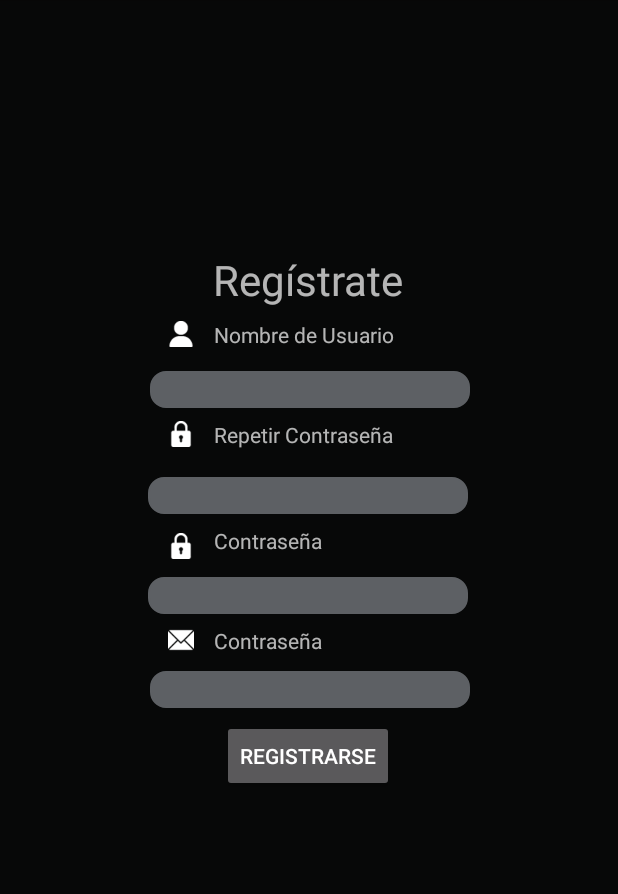
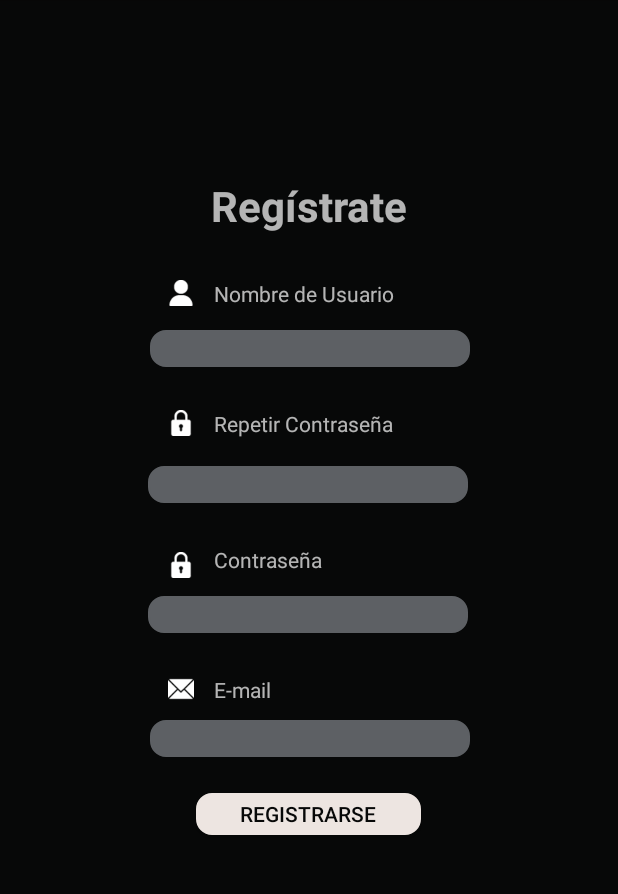
Before and after one commit to Salasian/MovilesCinema, an Android app: the RegistrarseActivity screen opened directly, with no data from a screen before it, on a phone screen of 412 x 824 dp, the part 84-978 px from its top. Run offline under Robolectric (Android 15) with nearby library versions, the phone set to English and light mode, and no system bars; Roboto replaces fonts that are not available here.

Commit message:
Created new drawable, made final adjustments to inicioSesion

```diff
--- /dev/null
+++ b/cinema/app/src/main/res/drawable/roundedbuttonwhite.xml
@@ -0,0 +1,17 @@
+<?xml version="1.0" encoding="utf-8"?>
+<selector xmlns:android="http://schemas.android.com/apk/res/android">
+    <item android:state_enabled="true" android:state_focused="true">
+        <shape android:shape="rectangle">
+            <solid android:color="@color/almostwhite"/>
+            <corners android:radius="10dp"/>
+            <stroke android:color="@color/almostwhite" android:width="1dp"/>
+        </shape>
+    </item>
+    <item android:state_enabled="true">
+        <shape android:shape="rectangle">
+            <solid android:color="@color/almostwhite"/>
+            <corners android:radius="10dp"/>
+            <stroke android:color="@color/almostwhite" android:width="1dp"/>
+        </shape>
+    </item>
+</selector>
--- a/cinema/app/src/main/res/layout/activity_registrarse.xml
+++ b/cinema/app/src/main/res/layout/activity_registrarse.xml
@@ -11,18 +11,19 @@
         android:id="@+id/textView8"
         android:layout_width="wrap_content"
         android:layout_height="wrap_content"
-        android:layout_marginTop="20dp"
+        android:layout_marginTop="8dp"
+        android:textAllCaps="false"
         android:text="Regístrate"
         android:textSize="28sp"
+        android:textStyle="bold"
         app:layout_constraintEnd_toEndOf="parent"
-        app:layout_constraintHorizontal_bias="0.498"
         app:layout_constraintStart_toStartOf="parent"
         app:layout_constraintTop_toBottomOf="@+id/imageView9" />
 
     <ImageView
         android:id="@+id/imageView9"
         android:layout_width="wrap_content"
-        android:layout_height="147dp"
+        android:layout_height="110dp"
         tools:layout_editor_absoluteX="0dp"
         tools:layout_editor_absoluteY="0dp"
         tools:srcCompat="@tools:sample/backgrounds/scenic" />
@@ -71,7 +72,7 @@
         android:id="@+id/textView9"
         android:layout_width="127dp"
         android:layout_height="26dp"
-        android:layout_marginTop="8dp"
+        android:layout_marginTop="30dp"
         android:text="Nombre de Usuario"
         app:layout_constraintEnd_toEndOf="parent"
         app:layout_constraintStart_toStartOf="parent"
@@ -81,7 +82,7 @@
         android:id="@+id/textView10"
         android:layout_width="127dp"
         android:layout_height="26dp"
-        android:layout_marginTop="8dp"
+        android:layout_marginTop="28dp"
         android:text="Repetir Contraseña"
         app:layout_constraintEnd_toEndOf="parent"
         app:layout_constraintStart_toStartOf="parent"
@@ -91,7 +92,7 @@
         android:id="@+id/textView11"
         android:layout_width="127dp"
         android:layout_height="26dp"
-        android:layout_marginTop="8dp"
+        android:layout_marginTop="28dp"
         android:text="Contraseña"
         app:layout_constraintEnd_toEndOf="parent"
         app:layout_constraintStart_toStartOf="parent"
@@ -101,8 +102,8 @@
         android:id="@+id/textView12"
         android:layout_width="127dp"
         android:layout_height="26dp"
-        android:layout_marginTop="8dp"
-        android:text="Contraseña"
+        android:layout_marginTop="28dp"
+        android:text="E-mail"
         app:layout_constraintEnd_toEndOf="parent"
         app:layout_constraintStart_toStartOf="parent"
         app:layout_constraintTop_toBottomOf="@+id/editTextTextPersonName6" />
@@ -161,10 +162,12 @@
 
     <Button
         android:id="@+id/btn_registrarse2"
-        android:layout_width="wrap_content"
-        android:layout_height="wrap_content"
-        android:layout_marginTop="8dp"
+        android:layout_width="150dp"
+        android:layout_height="28dp"
+        android:layout_marginTop="24dp"
+        android:background="@drawable/roundedbuttonwhite"
         android:text="Registrarse"
+        android:textColor="@color/almostblack"
         app:layout_constraintEnd_toEndOf="parent"
         app:layout_constraintHorizontal_bias="0.498"
         app:layout_constraintStart_toStartOf="parent"
--- a/cinema/app/src/main/res/values/colors.xml
+++ b/cinema/app/src/main/res/values/colors.xml
@@ -9,6 +9,7 @@
     <color name="black">#FF000000</color>
     <color name="almostblack">#070808</color>
     <color name="white">#FFFFFFFF</color>
+    <color name="almostwhite">#EDE5E1</color>
     <color name="Banner">#1E1E1E </color>
     <color name="Fondo">#333333</color>
     <color name="editTextGray">#5D6064</color>
```
Also changed, not shown: cinema/app/src/main/res/layout/activity_inicio_sesion.xml (+12 -7 lines).
